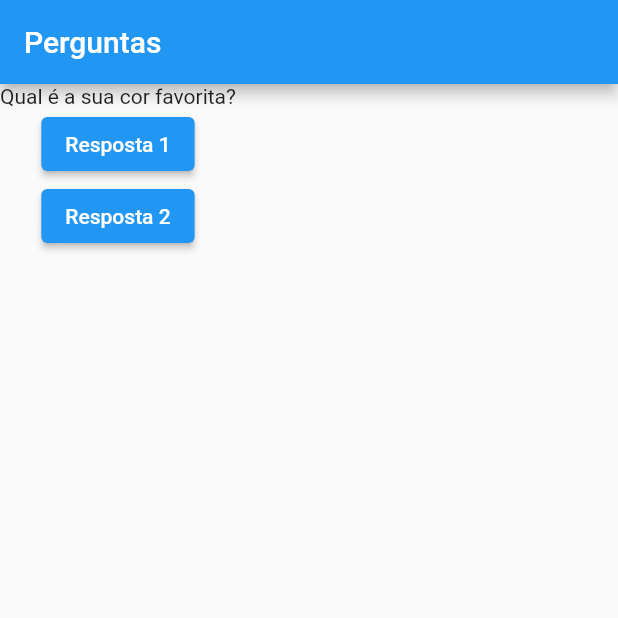
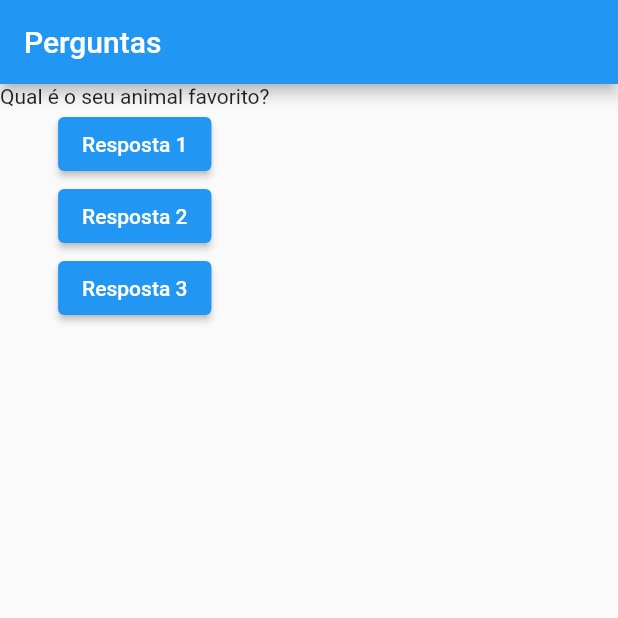
Before and after one commit to kaiqueBellmont/Flutter-Course, a Flutter app: the screen it shows after launch, after a tap on "Resposta 1", on a phone screen of 412 x 824 dp, the top half of it. Run offline on Flutter 3.47's test engine with Material 2 defaults, Android fonts, the phone set to English and light mode, and no system bars.

Commit message:
exercises 43

```diff
--- a/questions_project/lib/main.dart
+++ b/questions_project/lib/main.dart
@@ -1,43 +1,44 @@
 import 'package:flutter/material.dart';
+import './question.dart';
 
-void main() {
-  runApp(PerguntasApp());
-}
+void main() => runApp(const PerguntaApp());
 
-class PerguntasApp extends StatefulWidget {
-  @override
-  _PerguntasAppState createState() => _PerguntasAppState();
-}
-
-class _PerguntasAppState extends State<PerguntasApp> {
-  int perguntaIndex = 0;
+class PerguntaAppState extends State<PerguntaApp> {
+  var perguntaSelecionada = 0;
 
   void responder() {
-    print("Pergunta Respondida !");
+    setState(() {
+      perguntaSelecionada++;
+    });
+    print(perguntaSelecionada);
   }
-
-  final List<String> perguntas = [
-    'Qual é a sua cor favorita?',
-    'Qual é o seu animal favorito?'
-  ];
 
   @override
   Widget build(BuildContext context) {
+    final perguntas = [
+      'Qual é a sua cor favorita?',
+      'Qual é o seu animal favorito?',
+    ];
+
     return MaterialApp(
       home: Scaffold(
         appBar: AppBar(
-          title: const Text("Perguntas"),
+          title: const Text('Perguntas'),
         ),
         body: Column(
-          children: <Widget>[
-            Text(perguntas[0]),
+          children: [
+            Questao(perguntas[perguntaSelecionada]),
             ElevatedButton(
               onPressed: responder,
-              child: const Text("Resposta 1"),
+              child: const Text('Resposta 1'),
             ),
             ElevatedButton(
               onPressed: responder,
-              child: const Text("Resposta 2"),
+              child: const Text('Resposta 2'),
+            ),
+            ElevatedButton(
+              onPressed: responder,
+              child: const Text('Resposta 3'),
             ),
           ],
         ),
@@ -45,3 +46,12 @@ class _PerguntasAppState extends State<PerguntasApp> {
     );
   }
 }
+
+class PerguntaApp extends StatefulWidget {
+  const PerguntaApp({super.key});
+
+  @override
+  PerguntaAppState createState() {
+    return PerguntaAppState();
+  }
+}
--- /dev/null
+++ b/questions_project/lib/question.dart
@@ -0,0 +1,12 @@
+import 'package:flutter/material.dart';
+
+class Questao extends StatelessWidget {
+  final String texto;
+
+  Questao(this.texto);
+
+  @override
+  Widget build(BuildContext context) {
+    return Text(texto);
+  }
+}
```
